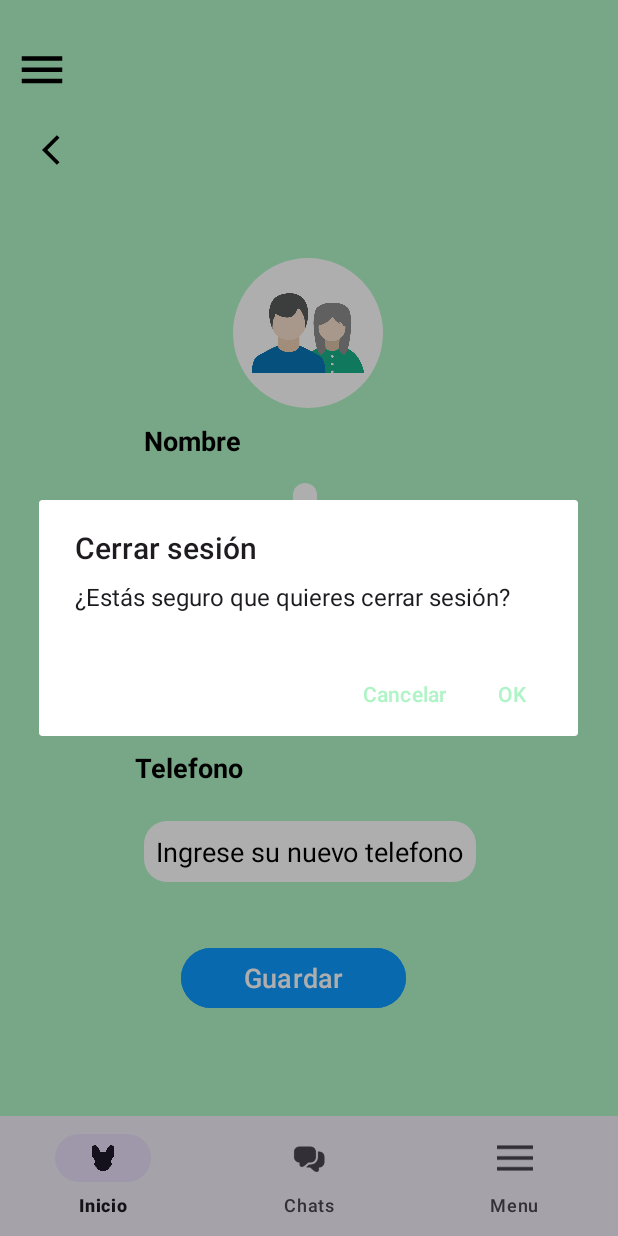
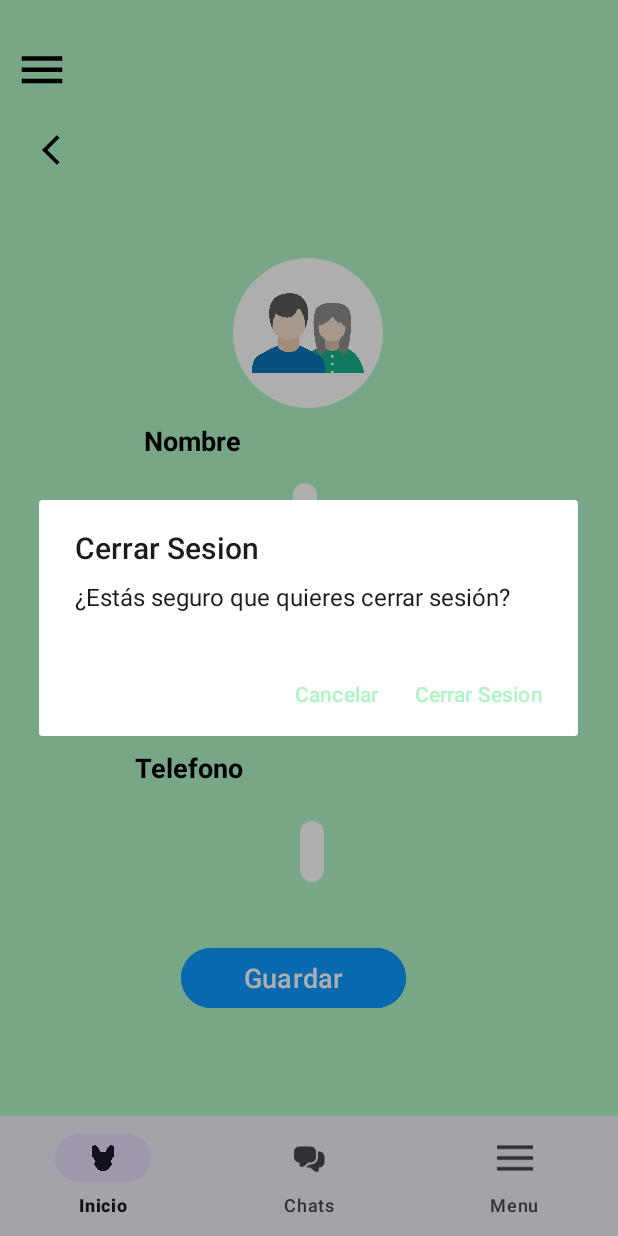
Before and after one commit to nelsonfacundo/Pet_Friends_APP, an Android app: the EditarPerfilFragment screen opened through its navigation route, in the side drawer, after a tap on "Cerrar Sesion", on a phone screen of 412 x 824 dp. Run offline under Robolectric (Android 15) with nearby library versions, the phone set to English and light mode, and no system bars; our stand-ins replace Firebase (no records; nobody signed in at launch, a user with empty details on screens opened directly), navigation-ui; libraries missing offline, so code that uses them is left out: jp.wasabeef.glide.

Commit message:
Mostrar nombre completo y foto en el menu, perfil, editar perfil / Se actualiza el nombre completo y foto se refleja en los componentes necesarios, add telefono

```diff
--- a/app/build.gradle.kts
+++ b/app/build.gradle.kts
@@ -40,6 +40,7 @@ android {
 dependencies {
     implementation(libs.firebase.storage.ktx)
     implementation(libs.androidx.material3.android)
+    implementation(libs.glide.transformations)
     var navVersion = "2.8.0-beta01"
     implementation(libs.androidx.core.ktx)
     implementation(libs.androidx.appcompat)
--- a/app/src/main/java/com/example/petfriendsapp/MainActivity.kt
+++ b/app/src/main/java/com/example/petfriendsapp/MainActivity.kt
@@ -4,6 +4,7 @@ import android.os.Bundle
 import android.util.Log
 import android.view.Menu
 import android.view.MenuItem
+import android.widget.ImageView
 import android.widget.TextView
 import androidx.appcompat.app.AlertDialog
 import android.widget.Toast
@@ -15,12 +16,17 @@ import androidx.drawerlayout.widget.DrawerLayout
 import androidx.navigation.fragment.NavHostFragment
 import androidx.navigation.ui.NavigationUI
 import androidx.navigation.ui.setupWithNavController
+import com.bumptech.glide.Glide
+import com.bumptech.glide.load.resource.bitmap.CenterCrop
+import com.bumptech.glide.load.resource.bitmap.RoundedCorners
+import com.bumptech.glide.request.RequestOptions
 import com.example.petfriendsapp.fragments.PerfilFragment
 import com.google.android.material.bottomnavigation.BottomNavigationView
 import com.google.android.material.navigation.NavigationView
 import com.google.firebase.auth.FirebaseAuth
 import com.google.firebase.auth.FirebaseUser
 import com.google.firebase.firestore.FirebaseFirestore
+import jp.wasabeef.glide.transformations.RoundedCornersTransformation
 
 class MainActivity : AppCompatActivity() {
 
@@ -28,6 +34,9 @@ class MainActivity : AppCompatActivity() {
     private lateinit var navigationView: NavigationView
     private lateinit var navHostFragment: NavHostFragment
     private lateinit var bottomNavView: BottomNavigationView
+
+    private val db = FirebaseFirestore.getInstance()
+    private val auth = FirebaseAuth.getInstance()
 
     override fun onCreate(savedInstanceState: Bundle?) {
         super.onCreate(savedInstanceState)
@@ -46,6 +55,8 @@ class MainActivity : AppCompatActivity() {
         }
         // Configurar ActionBar
         supportActionBar?.setDisplayHomeAsUpEnabled(true) //Mostrar icono hamburguesa
+
+        fetchUserProfile()
     }
 
     private fun initViews() {
@@ -53,6 +64,7 @@ class MainActivity : AppCompatActivity() {
         navigationView = findViewById(R.id.drawer_nav)
         navHostFragment = supportFragmentManager.findFragmentById(R.id.fragmentContainerView) as NavHostFragment
         bottomNavView = findViewById(R.id.bottom_var)
+
     }
 
     private fun configToolbar() {
@@ -127,24 +139,24 @@ class MainActivity : AppCompatActivity() {
 
     private fun alertEliminarCuenta() {
         val builder = AlertDialog.Builder(this)
-        builder.setTitle("Eliminar cuenta")
-        builder.setMessage("¿Estás seguro que quieres eliminar tu cuenta?")
-        builder.setPositiveButton("Eliminar") { dialog, _ ->
+        builder.setTitle(R.string.txt_eliminar_cuenta)
+        builder.setMessage(R.string.txt_pregunta_eliminar_cuenta)
+        builder.setPositiveButton(R.string.eliminar) { dialog, _ ->
             eliminarCuenta()
             dialog.dismiss()
         }
-        builder.setNegativeButton("Cancelar") { dialog, _ ->
+        builder.setNegativeButton(R.string.cancelar) { dialog, _ ->
             dialog.dismiss()
         }
         builder.create().show()
     }
 
     private fun eliminarCuenta() {
-        val user = FirebaseAuth.getInstance().currentUser
+        val user = auth.currentUser
         user?.let {
             eliminarUsuarioFirebaseAuth(it)
         } ?: run {
-            Toast.makeText(this, "Error al eliminar la cuenta", Toast.LENGTH_SHORT).show()
+            Toast.makeText(this, R.string.txt_error_eliminar_cuenta, Toast.LENGTH_SHORT).show()
         }
     }
 
@@ -154,58 +166,59 @@ class MainActivity : AppCompatActivity() {
             if (task.isSuccessful) {
                 eliminarUsuarioFirestore(user.uid)
             } else {
-                Toast.makeText(this, "Error al eliminar la cuenta", Toast.LENGTH_SHORT).show()
+                Toast.makeText(this, R.string.txt_error_eliminar_cuenta, Toast.LENGTH_SHORT).show()
             }
         }
     }
 
     //NO ELIMINA
     private fun eliminarUsuarioFirestore(uid: String) {
-        val db = FirebaseFirestore.getInstance()
-        val userDocRef = db.collection("users").document(uid)
-        userDocRef.delete()
+        db.collection("users").document(uid)
+            .delete()
             .addOnSuccessListener {
-                Toast.makeText(this, "Cuenta eliminada", Toast.LENGTH_SHORT).show()
+                Toast.makeText(this, R.string.txt_cuenta_eliminada, Toast.LENGTH_SHORT).show()
                 finishAffinity()
             }
             .addOnFailureListener {
-                Toast.makeText(this, "Error al eliminar la cuenta", Toast.LENGTH_SHORT).show()
+                Toast.makeText(this, R.string.txt_error_eliminar_cuenta, Toast.LENGTH_SHORT).show()
             }
     }
     private fun alertCerrarSesion() {
         val builder = AlertDialog.Builder(this)
-        builder.setTitle("Cerrar sesión")
-        builder.setMessage("¿Estás seguro que quieres cerrar sesión?")
-        builder.setPositiveButton("OK") { dialog, _ ->
+        builder.setTitle(R.string.txt_cerrar_sesion)
+        builder.setMessage(R.string.txt_pregunta_cerrar_sesion)
+        builder.setPositiveButton(R.string.txt_cerrar_sesion) { dialog, _ ->
             // Cerrar sesión
-            FirebaseAuth.getInstance().signOut()
-            Toast.makeText(this, "Sesion Cerrada", Toast.LENGTH_SHORT).show()
+            auth.signOut()
+            Toast.makeText(this, R.string.txt_sesion_cerrada, Toast.LENGTH_SHORT).show()
             // sale de la app
             finishAffinity()
             dialog.dismiss()
         }
-        builder.setNegativeButton("Cancelar") { dialog, _ ->
+        builder.setNegativeButton(R.string.cancelar) { dialog, _ ->
             dialog.dismiss()
         }
         builder.create().show()
     }
 
     private fun fetchUserProfile() {
-        val firebaseAuth = FirebaseAuth.getInstance()
-        val user = firebaseAuth.currentUser
+        val user = auth.currentUser
         val uid = user?.uid
 
         if (uid != null) {
-            val db = FirebaseFirestore.getInstance()
             val userDocRef = db.collection("users").document(uid)
 
             userDocRef.get()
                 .addOnSuccessListener { document ->
-                    if (document != null) {
+                    if (document != null && document.exists()) {
                         val nombre = document.getString("nombre")
                         val apellido = document.getString("apellido")
                         val nombreCompleto = "$nombre $apellido"
-                        updateHeader(nombreCompleto)
+                        val urlImage = document.getString("avatarUrl")
+
+                        if (urlImage != null) {
+                            updateHeader(nombreCompleto, urlImage)
+                        }
                     } else {
                         Log.d("Perfil", "No existe el documento")
                     }
@@ -216,12 +229,45 @@ class MainActivity : AppCompatActivity() {
 
         }
     }
-    private fun updateHeader(nombre: String) {
+    public fun updateHeader(nombre: String, urlImagen: String) {
         val headerView = navigationView.getHeaderView(0)
+        val userNameTextView: TextView = headerView.findViewById(R.id.username)
+        val urlImageView: ImageView = headerView.findViewById(R.id.image_menu_header)
 
-        val userNameTextView: TextView = headerView.findViewById(R.id.username)
+        //carga nombre completo
         userNameTextView.text = nombre
 
+        //Imagen
+        if (urlImagen != null.toString()) {
+            // Carga la nueva imagen
+            Glide.with(this)
+                .load(urlImagen)
+                .transform(CenterCrop(), RoundedCorners(250))
+                .placeholder(R.drawable.avatar)
+                .error(R.drawable.avatar)
+                .into(urlImageView)
+        } else {
+            // Recupera la URL de la imagen actual de la base de datos
+            val user = auth.currentUser
+            val uid = user?.uid
+            if (uid != null) {
+                db.collection("users").document(uid).get()
+                    .addOnSuccessListener { document ->
+                        if ( document.exists()) {
+                            val urlImagenActual = document.getString("avatarUrl")
+                            if (urlImagenActual != null) {
+                                // Carga la imagen actual de la base de datos
+                                Glide.with(this)
+                                    .load(urlImagenActual)
+                                    .transform(CenterCrop(), RoundedCorners(250))
+                                    .placeholder(R.drawable.avatar)
+                                    .error(R.drawable.avatar)
+                                    .into(urlImageView)
+                            }
+                        }
+                    }
+            }
+        }
     }
 
     //Maneja el evento de la navegacion hacia arriba
@@ -235,5 +281,4 @@ class MainActivity : AppCompatActivity() {
         return false
     }
 
-
 }
--- a/app/src/main/java/com/example/petfriendsapp/fragments/EditarPerfilFragment.kt
+++ b/app/src/main/java/com/example/petfriendsapp/fragments/EditarPerfilFragment.kt
@@ -18,11 +18,11 @@ import com.bumptech.glide.Glide
 import com.bumptech.glide.load.MultiTransformation
 import com.bumptech.glide.load.resource.bitmap.CenterCrop
 import com.bumptech.glide.load.resource.bitmap.RoundedCorners
+import com.example.petfriendsapp.MainActivity
 import com.example.petfriendsapp.R
 import com.google.firebase.auth.FirebaseAuth
 import com.google.firebase.firestore.FirebaseFirestore
 import com.google.firebase.storage.FirebaseStorage
-
 
 class EditarPerfilFragment : Fragment() {
 
@@ -30,27 +30,32 @@ class EditarPerfilFragment : Fragment() {
     private lateinit var backButton: ImageView
     private lateinit var editTextNombre: EditText
     private lateinit var editTextApellido: EditText
+    private lateinit var editTextTelefono: EditText
     private lateinit var cambiarFoto: ImageView
     private lateinit var buttonGuardarPerfil: Button
     private var imageUri: Uri? = null
     private val PICK_IMAGE_REQUEST = 1
 
+    private val db = FirebaseFirestore.getInstance()
+    private val auth = FirebaseAuth.getInstance()
+
     companion object {
         val BACK_BUTTON_ID = R.id.ic_back_editar_perfil
         val EDIT_NOMBRE = R.id.editar_perfil_nombre
         val EDIT_APELLIDO = R.id.editar_perfil_apellido
+        val EDIT_TELEFONO = R.id.editar_perfil_telefono
         val CAMBIAR_FOTO_PERFIL = R.id.editar_foto
         val BUTTON_GUARDAR_PERFIL = R.id.btn_guardar_perfil
     }
+
     override fun onCreateView(
-        inflater: LayoutInflater, container: ViewGroup?,
+        inflater: LayoutInflater,
+        container: ViewGroup?,
         savedInstanceState: Bundle?
     ): View? {
         viewEditarPerfil = inflater.inflate(R.layout.fragment_editar_perfil, container, false)
-
         initViews()
         fetchUserProfile()
-
         return viewEditarPerfil
     }
 
@@ -63,6 +68,7 @@ class EditarPerfilFragment : Fragment() {
         backButton = viewEditarPerfil.findViewById(BACK_BUTTON_ID)
         editTextNombre = viewEditarPerfil.findViewById(EDIT_NOMBRE)
         editTextApellido = viewEditarPerfil.findViewById(EDIT_APELLIDO)
+        editTextTelefono = viewEditarPerfil.findViewById(EDIT_TELEFONO)
         cambiarFoto = viewEditarPerfil.findViewById(CAMBIAR_FOTO_PERFIL)
         buttonGuardarPerfil = viewEditarPerfil.findViewById(BUTTON_GUARDAR_PERFIL)
     }
@@ -70,67 +76,96 @@ class EditarPerfilFragment : Fragment() {
     private fun initListeners() {
         backButton.setOnClickListener { navigateToProfile() }
         buttonGuardarPerfil.setOnClickListener { saveUserProfile() }
-        cambiarFoto.setOnClickListener{abrirGaleria()}
+        cambiarFoto.setOnClickListener { abrirGaleria() }
     }
 
     private fun fetchUserProfile() {
-        val firebaseAuth = FirebaseAuth.getInstance()
-        val user = firebaseAuth.currentUser
+        val user = auth.currentUser
         val uid = user?.uid
 
         if (uid != null) {
-            val db = FirebaseFirestore.getInstance()
             val userDocRef = db.collection("users").document(uid)
-
             userDocRef.get()
                 .addOnSuccessListener { document ->
                     if (document != null) {
-                        val nombre = document.getString("nombre")
-                        val apellido = document.getString("apellido")
-                        editTextNombre.setText(nombre)
-                        editTextApellido.setText(apellido)
+                        editTextNombre.setText(document.getString("nombre"))
+                        editTextApellido.setText(document.getString("apellido"))
+                        editTextTelefono.setText(document.getString("telefono"))
 
                         val imageUrl = document.getString("avatarUrl")
-                        // Cargar la imagen utilizando Glide
                         if (imageUrl != null) {
                             Glide.with(requireContext())
                                 .load(imageUrl)
-                                .placeholder(R.drawable.avatar) // Placeholder opcional
-                                .error(R.drawable.avatar) // Imagen de error opcional
+                                .placeholder(R.drawable.avatar)
+                                .error(R.drawable.avatar)
                                 .into(cambiarFoto)
-
-                    }} else {
-                        Log.d("EditarPerfilFragment", "No exite documento")
+                        }
+                    } else {
+                        Log.d("EditarPerfilFragment", "No existe el documento")
                     }
                 }
                 .addOnFailureListener { exception ->
-                    Log.d("EditarPerfilFragment", "no se puedo obtener ", exception)
+                    Log.d("EditarPerfilFragment", "No se pudo obtener el documento", exception)
                 }
         }
     }
 
+    private fun abrirGaleria() {
+        val intent = Intent().apply {
+            type = "image/*"
+            action = Intent.ACTION_GET_CONTENT
+        }
+        startActivityForResult(
+            Intent.createChooser(intent, ""),
+            PICK_IMAGE_REQUEST
+        )
+    }
+
+    override fun onActivityResult(requestCode: Int, resultCode: Int, data: Intent?) {
+        super.onActivityResult(requestCode, resultCode, data)
+        if (requestCode == PICK_IMAGE_REQUEST && resultCode == Activity.RESULT_OK && data != null) {
+            imageUri = data.data
+            if (imageUri != null) {
+                Glide.with(this)
+                    .load(imageUri)
+                    .transform(MultiTransformation(CenterCrop(), RoundedCorners(250)))
+                    .into(cambiarFoto)
+            } else {
+                Log.e("EditarPerfilFragment", "La imagen URI es nulo")
+                Toast.makeText(requireContext(), R.string.photo_changed_failed, Toast.LENGTH_SHORT)
+                    .show()
+            }
+        }
+    }
     private fun saveUserProfile() {
         val nombre = editTextNombre.text.toString()
         val apellido = editTextApellido.text.toString()
-        val firebaseAuth = FirebaseAuth.getInstance()
-        val user = firebaseAuth.currentUser
+        val telefono = editTextTelefono.text.toString()
+        val nombreCompleto = "$nombre $apellido"
+
+        val user = auth.currentUser
         val uid = user?.uid
 
         if (uid != null) {
-            val db = FirebaseFirestore.getInstance()
             val userDocRef = db.collection("users").document(uid)
 
             userDocRef.update(mapOf(
                 "nombre" to nombre,
-                "apellido" to apellido
+                "apellido" to apellido,
+                "telefono" to telefono
+
             ))
                 .addOnSuccessListener {
                     // Si la actualización del nombre y apellido fue exitosa, procede a actualizar la foto de perfil
                     if (imageUri != null) {
                         // Subir la imagen a Firebase Storage
                         uploadImageToFirebaseStorage(imageUri!!)
+                        (activity as MainActivity).updateHeader(nombreCompleto, imageUri.toString())
+
                     } else {
-                        // Si no se seleccionó una nueva imagen, simplemente mostrar un mensaje de éxito y volver al perfil
+                        // Actualiza el header del menu si no hay imagen nueva, la url se carga en null pq no se actualizo la foto
+                        (activity as MainActivity).updateHeader(nombreCompleto, null.toString()) //casting de activity al MainActivity
+                        // No se seleccionó una nueva imagen, mostrar un mensaje de éxito y volver al perfil
                         Toast.makeText(context, R.string.perfil_changed_successfully, Toast.LENGTH_SHORT).show()
                         navigateToProfile()
                     }
@@ -142,35 +177,9 @@ class EditarPerfilFragment : Fragment() {
         }
     }
 
-    private fun abrirGaleria() {
-        // val intent = Intent(Intent.ACTION_PICK, MediaStore.Images.Media.EXTERNAL_CONTENT_URI)
-        //        startActivityForResult(intent, PICK_IMAGE_REQUEST)
-        val intent = Intent()
-        intent.type = "image/*"
-        intent.action = Intent.ACTION_GET_CONTENT
-        startActivityForResult(Intent.createChooser(intent, "Seleccionar Foto"), PICK_IMAGE_REQUEST)
-    }
-    override fun onActivityResult(requestCode: Int, resultCode: Int, data: Intent?) {
-        super.onActivityResult(requestCode, resultCode, data)
-
-        if (requestCode == PICK_IMAGE_REQUEST && resultCode == Activity.RESULT_OK && data != null) {
-            imageUri = data.data
-            if (imageUri != null) {
-                Glide.with(this)
-                    .load(imageUri)
-                    .transform(MultiTransformation(CenterCrop(), RoundedCorners(250)))
-                    .into(cambiarFoto) // Cambia imageViewAvatar por cambiarFoto
-            } else {
-                Log.e("EditarPerfilFragment", "Image URI es nulo")
-                Toast.makeText(requireContext(), R.string.photo_changed_failed, Toast.LENGTH_SHORT).show()
-            }
-        }
-    }
-
     private fun uploadImageToFirebaseStorage(filePath: Uri) {
         val storageReference = FirebaseStorage.getInstance().reference
-        val ref = storageReference.child("profile_images/${FirebaseAuth.getInstance().currentUser?.uid}")
-
+        val ref = storageReference.child("avatars/${auth.currentUser?.uid}.jpg")
         ref.putFile(filePath)
             .addOnSuccessListener { taskSnapshot ->
                 // La imagen se cargó exitosamente a Firebase Storage
@@ -187,8 +196,7 @@ class EditarPerfilFragment : Fragment() {
 
 
  private fun saveImageUrlToFirestore(imageUrl: String) {
-        val firebaseAuth = FirebaseAuth.getInstance()
-        val user = firebaseAuth.currentUser
+         val user = auth.currentUser
          val uid = user?.uid
 
          if (uid != null) {
@@ -199,6 +207,7 @@ class EditarPerfilFragment : Fragment() {
              userDocRef.update("avatarUrl", imageUrl)
                  .addOnSuccessListener {
                      // La URL de la imagen se guardó exitosamente en Firestore
+
                      Toast.makeText(context, R.string.photo_changed_successfully, Toast.LENGTH_SHORT).show()
                      navigateToProfile()
                  }
--- a/app/src/main/java/com/example/petfriendsapp/fragments/PerfilFragment.kt
+++ b/app/src/main/java/com/example/petfriendsapp/fragments/PerfilFragment.kt
@@ -26,7 +26,11 @@ import android.widget.Switch
 import android.widget.Toast
 import androidx.core.app.NotificationCompat
 import com.bumptech.glide.Glide
+import com.bumptech.glide.load.resource.bitmap.CenterCrop
+import com.bumptech.glide.load.resource.bitmap.RoundedCorners
+import com.bumptech.glide.request.RequestOptions
 import com.example.petfriendsapp.LoginActivity
+import jp.wasabeef.glide.transformations.RoundedCornersTransformation
 
 
 class PerfilFragment : Fragment() {
@@ -39,7 +43,8 @@ class PerfilFragment : Fragment() {
     private lateinit var btnNotficaciones: Switch
    // private lateinit var ratingBar: RatingBar
 
-
+    private val db = FirebaseFirestore.getInstance()
+    private val auth = FirebaseAuth.getInstance()
     companion object {
         val BUTTON_CAMBIAR_EMAIL = R.id.btn_cambiar_email
         val BUTTON_CAMBIAR_PASSWORD = R.id.btn_cambiar_password
@@ -95,12 +100,10 @@ class PerfilFragment : Fragment() {
     }
 
     private fun fetchUserProfile() {
-        val firebaseAuth = FirebaseAuth.getInstance()
-        val user = firebaseAuth.currentUser
+        val user = auth.currentUser
         val uid = user?.uid
 
         if (uid != null) {
-            val db = FirebaseFirestore.getInstance()
             val userDocRef = db.collection("users").document(uid)
 
             userDocRef.get()
@@ -118,6 +121,7 @@ class PerfilFragment : Fragment() {
                         // Carga imagen
                         Glide.with(requireContext())
                             .load(urlImagenPerfil)
+                            .transform(CenterCrop(), RoundedCorners(250))
                             .placeholder(R.drawable.avatar)
                             .error(R.drawable.avatar)
                             .into(urlImageView)
@@ -130,6 +134,7 @@ class PerfilFragment : Fragment() {
                     Log.d("Perfil", "La obtención de datos falló con ", exception)
                 }
         }
+
     }
 
 
@@ -199,12 +204,11 @@ class PerfilFragment : Fragment() {
     }
 
     private fun deleteAccount() {
-        val user = FirebaseAuth.getInstance().currentUser
+        val user = auth.currentUser
         user?.let {
             val uid = user.uid
 
             // eliminar el documento del usuario en Firestore
-            val db = FirebaseFirestore.getInstance()
             val userDocRef = db.collection("users").document(uid)
 
             userDocRef.delete()
@@ -252,8 +256,7 @@ class PerfilFragment : Fragment() {
 */
 
     /* private fun fetchUserRatings() {
-         val db = FirebaseFirestore.getInstance()
-         val userId = FirebaseAuth.getInstance().currentUser?.uid
+         val userId = auth.currentUser?.uid
 
          if (userId != null) {
              // Referencia a la subcolección de valoraciones del usuario
--- a/app/src/main/res/values/strings.xml
+++ b/app/src/main/res/values/strings.xml
@@ -103,4 +103,18 @@
     <string name="txt_exitoso">Datos guardados correctamente</string>
     <string name="txt_error_url">Error al obtener URL de descarga </string>
     <string name="txt_error_datos">Error al guardar datos </string>
+
+
+    /Main/
+    <string name="txt_eliminar_cuenta">Eliminar cuenta</string>
+    <string name="txt_pregunta_eliminar_cuenta">¿Estás seguro que quieres eliminar tu cuenta?</string>
+    <string name="eliminar">Eliminar</string>
+    <string name="cancelar">Cancelar</string>
+    <string name="txt_error_eliminar_cuenta">Error al eliminar la cuenta</string>
+    <string name="txt_cuenta_eliminada">Cuenta eliminada</string>
+    <string name="txt_pregunta_cerrar_sesion">¿Estás seguro que quieres cerrar sesión?</string>
+    <string name="txt_cerrar_sesion">Cerrar Sesion</string>
+    <string name="txt_sesion_cerrada">Sesion Cerrada</string>
+
+
 </resources>
--- a/gradle/libs.versions.toml
+++ b/gradle/libs.versions.toml
@@ -20,6 +20,7 @@ firebaseDatabaseKtx = "21.0.0"
 firebaseAuthKtx = "23.0.0"
 firebaseStorageKtx = "21.0.0"
 material3Android = "1.2.1"
+glideTransformations = "4.3.0"
 
 [libraries]
 androidx-core-ktx = { group = "androidx.core", name = "core-ktx", version.ref = "coreKtx" }
@@ -42,6 +43,7 @@ firebase-database-ktx = { group = "com.google.firebase", name = "firebase-databa
 firebase-auth-ktx = { group = "com.google.firebase", name = "firebase-auth-ktx", version.ref = "firebaseAuthKtx" }
 firebase-storage-ktx = { group = "com.google.firebase", name = "firebase-storage-ktx", version.ref = "firebaseStorageKtx" }
 androidx-material3-android = { group = "androidx.compose.material3", name = "material3-android", version.ref = "material3Android" }
+glide-transformations = { group = "jp.wasabeef", name = "glide-transformations", version.ref = "glideTransformations" }
 
 
 [plugins]
```
Also changed, not shown: app/src/main/res/layout/header_nav.xml (+4 -6 lines). Lines whose indentation alone changed are shown as unchanged.
